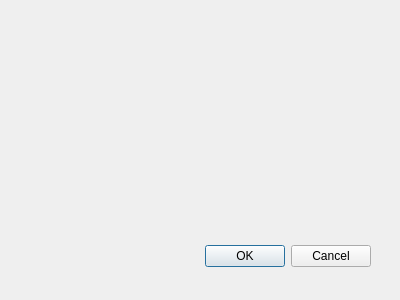
First picture: the form in TP3/TP3/dialog.ui, repository LaurenRolan/GUI, before the edit.
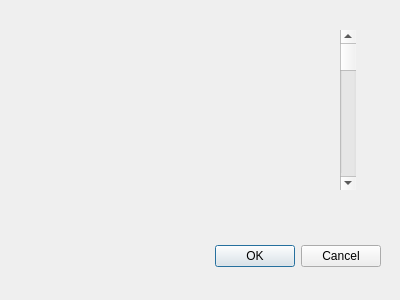
Second picture: the form after the edit.

The edit to the form file:
```diff
--- a/TP3/TP3/dialog.ui
+++ b/TP3/TP3/dialog.ui
@@ -18,7 +18,7 @@
   <widget name="buttonBox" class="QDialogButtonBox">
    <property name="geometry">
     <rect>
-     <x>30</x>
+     <x>40</x>
      <y>240</y>
      <width>341</width>
      <height>32</height>
@@ -31,6 +31,19 @@
     <set>QDialogButtonBox::Cancel|QDialogButtonBox::Ok</set>
    </property>
   </widget>
+  <widget class="QScrollBar" name="verticalScrollBar">
+   <property name="geometry">
+    <rect>
+     <x>340</x>
+     <y>30</y>
+     <width>16</width>
+     <height>160</height>
+    </rect>
+   </property>
+   <property name="orientation">
+    <enum>Qt::Vertical</enum>
+   </property>
+  </widget>
  </widget>
  <pixmapfunction/>
  <resources/>
```
Left out of the diff: 9 changed lines with no effect on the pictures.
